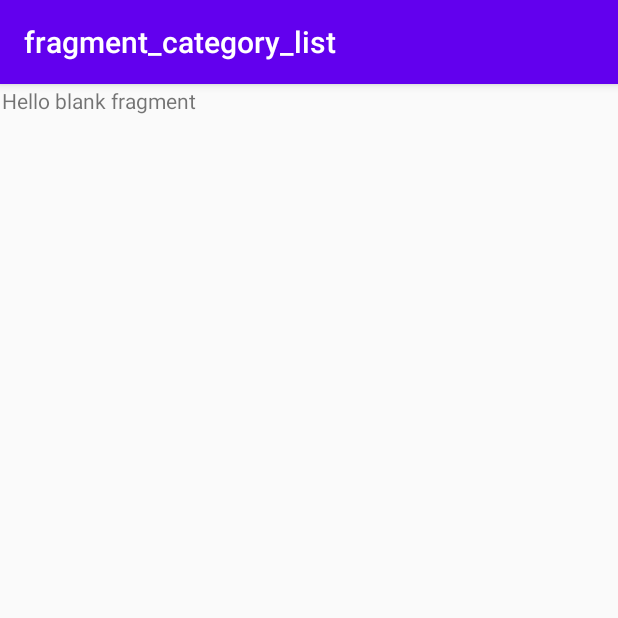
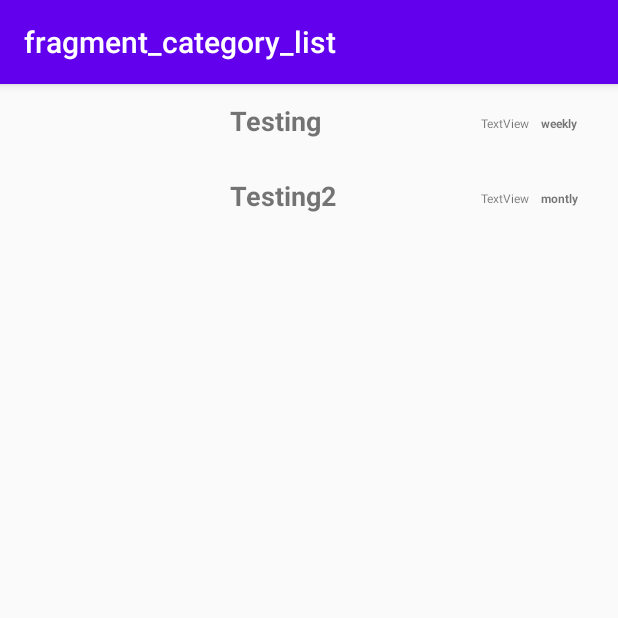
Before and after one commit to IvanYaremko/TopBooks, an Android app: the screen it shows after launch (MainActivity), on a phone screen of 412 x 824 dp, the top half of it. Run offline under Robolectric (Android 15) with nearby library versions, the phone set to English and light mode, and no system bars; our stand-ins replace navigation-ui.

Commit message:
added recyclerview to category list fragment with test data

```diff
--- /dev/null
+++ b/app/src/main/java/com/yaremko/topbooks/view/category/CategoryListAdapater.kt
@@ -0,0 +1,38 @@
+package com.yaremko.topbooks.view.category
+
+import android.view.LayoutInflater
+import android.view.View
+import android.view.ViewGroup
+import androidx.recyclerview.widget.RecyclerView
+import com.yaremko.topbooks.R
+import com.yaremko.topbooks.model.Results
+import kotlinx.android.synthetic.main.category_item.view.*
+
+class CategoryListAdapater(private val categoryList: ArrayList<Results>) :
+    RecyclerView.Adapter<CategoryListAdapater.CategoryViewHolder>(){
+
+    class CategoryViewHolder(var view: View) : RecyclerView.ViewHolder(view)
+
+    fun updateCategoryList(newCategoryList: List<Results>) {
+        categoryList.clear()
+        categoryList.addAll(newCategoryList)
+        notifyDataSetChanged()
+    }
+
+    override fun onCreateViewHolder(parent: ViewGroup, viewType: Int): CategoryViewHolder {
+        val inflater = LayoutInflater.from(parent.context)
+        val view = inflater.inflate(R.layout.category_item, parent, false)
+        return CategoryViewHolder(view)
+    }
+
+    override fun getItemCount() = categoryList.size
+
+    override fun onBindViewHolder(holder: CategoryViewHolder, position: Int) {
+        holder.view.categoryText.text = categoryList[position].displayName
+        holder.view.updatedText.text = categoryList[position].updated
+
+        // Implement listener
+    }
+
+
+}
--- a/app/src/main/java/com/yaremko/topbooks/view/category/CategoryListFragment.kt
+++ b/app/src/main/java/com/yaremko/topbooks/view/category/CategoryListFragment.kt
@@ -5,12 +5,27 @@ import androidx.fragment.app.Fragment
 import android.view.LayoutInflater
 import android.view.View
 import android.view.ViewGroup
-
+import androidx.lifecycle.Observer
+import androidx.lifecycle.ViewModelProviders
+import androidx.recyclerview.widget.LinearLayoutManager
+import androidx.recyclerview.widget.RecyclerView
 import com.yaremko.topbooks.R
+import com.yaremko.topbooks.model.Results
+import com.yaremko.topbooks.viewmodel.CategoryListViewModel
+import kotlinx.android.synthetic.main.fragment_category_list.*
+import java.util.*
 
 
 class CategoryListFragment : Fragment() {
 
+    private lateinit var viewModel: CategoryListViewModel
+    private val categoryAdapter = CategoryListAdapater(arrayListOf())
+
+    private val categoryListDataObserver = Observer<List<Results>> {
+        list -> list?.let {
+            categoryAdapter.updateCategoryList(it)
+        }
+    }
 
     override fun onCreateView(
         inflater: LayoutInflater, container: ViewGroup?,
@@ -20,5 +35,16 @@ class CategoryListFragment : Fragment() {
         return inflater.inflate(R.layout.fragment_category_list, container, false)
     }
 
+    override fun onViewCreated(view: View, savedInstanceState: Bundle?) {
+        super.onViewCreated(view, savedInstanceState)
+
+        viewModel = ViewModelProviders.of(this).get(CategoryListViewModel::class.java)
+        viewModel.categories.observe(this, categoryListDataObserver)
+
+        categoryRV.apply {
+            layoutManager = LinearLayoutManager(context)
+            adapter = categoryAdapter
+        }
+    }
 
 }
--- a/app/src/main/java/com/yaremko/topbooks/viewmodel/CategoryListViewModel.kt
+++ b/app/src/main/java/com/yaremko/topbooks/viewmodel/CategoryListViewModel.kt
@@ -2,6 +2,18 @@ package com.yaremko.topbooks.viewmodel
 
 import android.app.Application
 import androidx.lifecycle.AndroidViewModel
+import androidx.lifecycle.MutableLiveData
+import com.yaremko.topbooks.model.Results
 
 class CategoryListViewModel(application: Application) : AndroidViewModel(application) {
+
+    val categories by lazy { MutableLiveData<List<Results>>() }
+
+    init {
+        val category1 = Results("Testing", "T e s t", "weekly")
+        val category2 = Results("Testing2", "T e s t2", "montly")
+
+        categories.value = listOf(category1, category2)
+    }
+
 }
--- /dev/null
+++ b/app/src/main/res/layout/category_item.xml
@@ -0,0 +1,45 @@
+<?xml version="1.0" encoding="utf-8"?>
+<androidx.constraintlayout.widget.ConstraintLayout xmlns:android="http://schemas.android.com/apk/res/android"
+    xmlns:app="http://schemas.android.com/apk/res-auto"
+    xmlns:tools="http://schemas.android.com/tools"
+    android:id="@+id/categoryItem"
+    android:layout_width="match_parent"
+    android:layout_height="50dp">
+
+    <TextView
+        android:id="@+id/categoryText"
+        style="@style/Title"
+        android:layout_width="103dp"
+        android:layout_height="23dp"
+        android:layout_marginStart="152dp"
+        android:layout_marginLeft="152dp"
+        android:text="TextView"
+        app:layout_constraintBottom_toBottomOf="parent"
+        app:layout_constraintStart_toStartOf="parent"
+        app:layout_constraintTop_toTopOf="parent"
+        app:layout_constraintVertical_bias="0.407" />
+
+    <TextView
+        android:id="@+id/textView2"
+        style="@style/Small"
+        android:layout_width="wrap_content"
+        android:layout_height="wrap_content"
+        android:layout_marginStart="64dp"
+        android:layout_marginLeft="64dp"
+        android:text="TextView"
+        app:layout_constraintBottom_toBottomOf="parent"
+        app:layout_constraintStart_toEndOf="@+id/categoryText"
+        app:layout_constraintTop_toTopOf="parent" />
+
+    <TextView
+        android:id="@+id/updatedText"
+        style="@style/Small_bold"
+        android:layout_width="wrap_content"
+        android:layout_height="wrap_content"
+        android:text="TextView"
+        app:layout_constraintBottom_toBottomOf="parent"
+        app:layout_constraintEnd_toEndOf="parent"
+        app:layout_constraintHorizontal_bias="0.223"
+        app:layout_constraintStart_toEndOf="@+id/textView2"
+        app:layout_constraintTop_toTopOf="parent" />
+</androidx.constraintlayout.widget.ConstraintLayout>
--- a/app/src/main/res/layout/fragment_category_list.xml
+++ b/app/src/main/res/layout/fragment_category_list.xml
@@ -5,10 +5,8 @@
     android:layout_height="match_parent"
     tools:context=".view.category.CategoryListFragment">
 
-    <!-- TODO: Update blank fragment layout -->
-    <TextView
+    <androidx.recyclerview.widget.RecyclerView
+        android:id="@+id/categoryRV"
         android:layout_width="match_parent"
-        android:layout_height="match_parent"
-        android:text="@string/hello_blank_fragment" />
-
+        android:layout_height="match_parent" />
 </FrameLayout>
--- a/app/src/main/res/values/styles.xml
+++ b/app/src/main/res/values/styles.xml
@@ -8,4 +8,22 @@
         <item name="colorAccent">@color/colorAccent</item>
     </style>
 
+    <style name="Title">
+        <item name="android:textSize">18sp</item>
+        <item name="android:textStyle">bold</item>
+    </style>
+
+    <style name="Text">
+        <item name="android:textSize">14sp</item>
+    </style>
+
+    <style name="Small">
+        <item name="android:textSize">8sp</item>
+    </style>
+
+    <style name="Small_bold">
+        <item name="android:textSize">8sp</item>
+        <item name="android:textStyle">bold</item>
+    </style>
+
 </resources>
```
